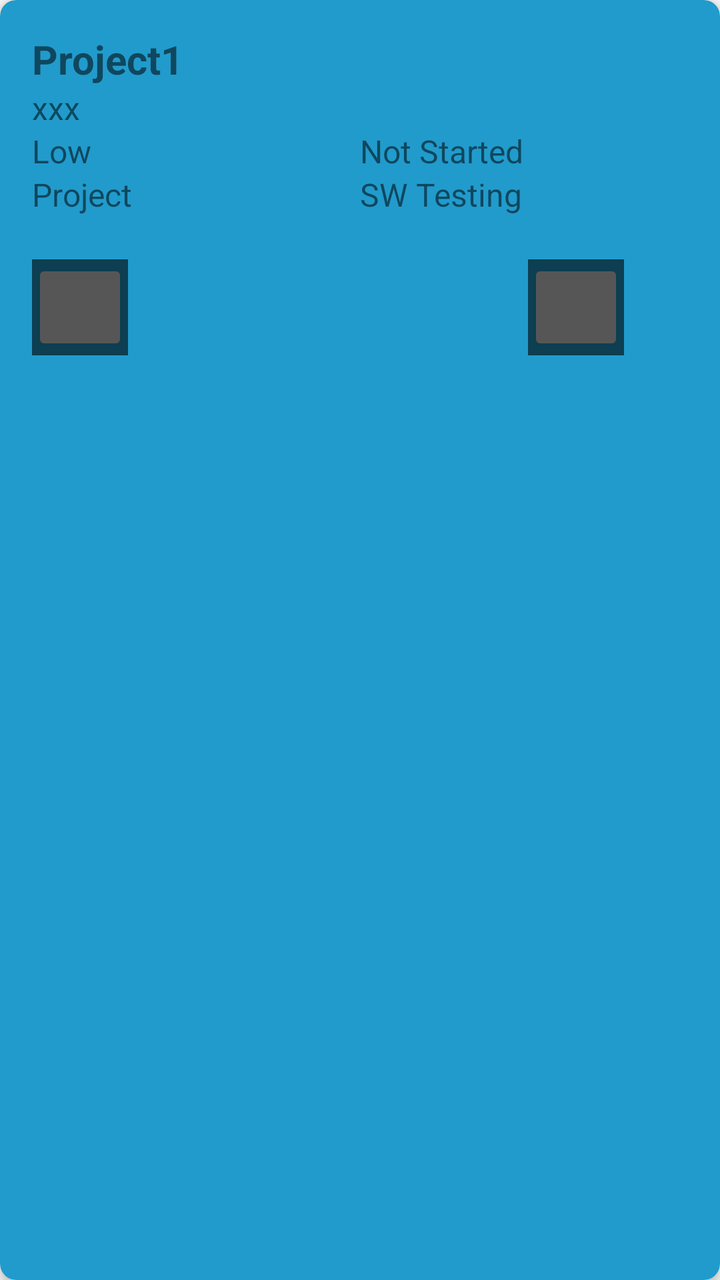
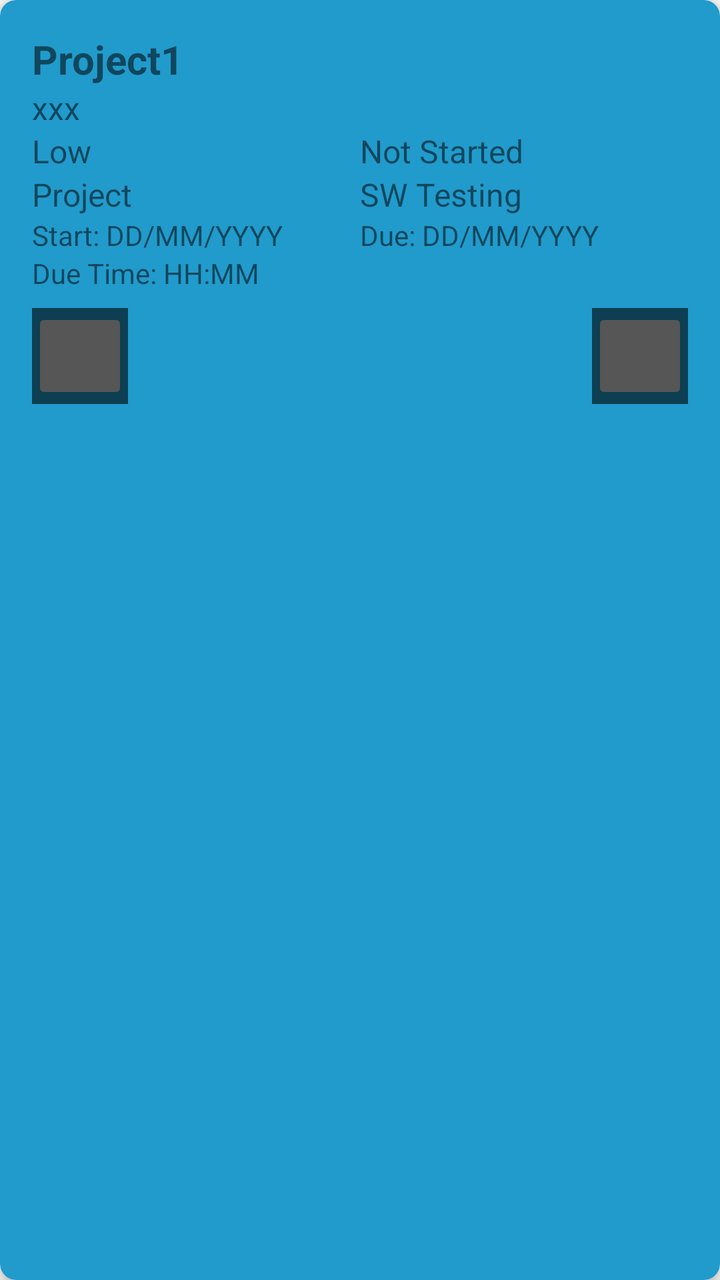

An Android layout rendered at two revisions. The XML below is the earlier revision; the diff shows what the commit changed to produce the second picture.
<!-- AndroidManifest.xml: application theme Theme.Design.Light.NoActionBar -->
<!-- res/layout/task_item_block.xml -->
<?xml version="1.0" encoding="utf-8"?>
<androidx.cardview.widget.CardView xmlns:android="http://schemas.android.com/apk/res/android"
    xmlns:app="http://schemas.android.com/apk/res-auto"
    android:id="@+id/taskCardView"
    android:layout_width="match_parent"
    android:layout_height="wrap_content"
    app:cardBackgroundColor="@color/material_dynamic_primary60"
    android:layout_margin="8dp"
    app:cardCornerRadius="8dp"
    android:layout_marginTop="8dp"
    android:layout_marginBottom="8dp"
    app:cardElevation="4dp">

    <LinearLayout
        android:layout_width="match_parent"
        android:layout_height="wrap_content"
        android:orientation="vertical"
        android:padding="16dp">

        <TextView
            android:id="@+id/taskNameTextView"
            android:layout_width="match_parent"
            android:layout_height="wrap_content"
            android:textSize="20sp"
            android:textStyle="bold"
            android:text="Project1" /> 

        <TextView
            android:id="@+id/taskDescriptionTextView"
            android:layout_width="match_parent"
            android:layout_height="wrap_content"
            android:textSize="16sp"
            android:text="xxx" /> 

        <LinearLayout
            android:layout_width="match_parent"
            android:layout_height="wrap_content"
            android:orientation="horizontal">

            <TextView
                android:id="@+id/taskPriorityTextView"
                android:layout_width="0dp"
                android:layout_height="wrap_content"
                android:layout_weight="1"
                android:textSize="16sp"
                android:text="Low" /> 

            <TextView
                android:id="@+id/taskStatusTextView"
                android:layout_width="0dp"
                android:layout_height="wrap_content"
                android:layout_weight="1"
                android:textSize="16sp"
                android:text="Not Started" /> 
        </LinearLayout>

        <LinearLayout
            android:layout_width="match_parent"
            android:layout_height="wrap_content"
            android:orientation="horizontal">

            <TextView
                android:id="@+id/taskProjectTextView"
                android:layout_width="0dp"
                android:layout_height="wrap_content"
                android:layout_weight="1"
                android:textSize="16sp"
                android:text="Project" /> 

            <TextView
                android:id="@+id/taskSubjectTextView"
                android:layout_width="0dp"
                android:layout_height="wrap_content"
                android:layout_weight="1"
                android:textSize="16sp"
                android:text="SW Testing" /> 
        </LinearLayout>

        <LinearLayout
            android:layout_width="match_parent"
            android:layout_height="wrap_content"
            android:orientation="horizontal">

            <TextView
                android:id="@+id/startDateTextView"
                android:layout_width="match_parent"
                android:layout_height="wrap_content"
                android:textSize = "16sp"/>

            <TextView
                android:id="@+id/dueDateTextView"
                android:layout_width = "0dp"
                android:layout_height = "wrap_content"/>
        </LinearLayout>

        <LinearLayout
            android:layout_width = "match_parent"
            android:layout_height = "wrap_content">

            <ImageButton
                android:id="@+id/editButton"
                android:contentDescription="TODO"
                app:tint="?attr/colorControlNormal"
                app:srcCompat="@drawable/edit"
                android:layout_width="48dp"
                android:layout_height="48dp"/>

            <Space
                android:id="@+id/space"
                android:layout_width = "200dp"
                android:layout_height = "wrap_content"/>

            <ImageButton
                android:id="@+id/deleteButton"
                android:layout_width="48dp"
                android:layout_height="48dp"
                android:contentDescription="TODO"
                app:tint="?attr/colorControlNormal"
                app:srcCompat="@drawable/tinytrash"/>
        </LinearLayout>
    </LinearLayout>
</androidx.cardview.widget.CardView>
<!-- resources referenced by this layout -->
<resources>
  <!-- drawable edit: png bitmap (drawable, 11974 bytes) -->
  <!-- drawable tinytrash: png bitmap (drawable, 16619 bytes) -->
</resources>

<!-- the commit's change to res/layout/task_item_block.xml (unified diff, before → after) -->
@@ -23,14 +23,14 @@
             android:layout_height="wrap_content"
             android:textSize="20sp"
             android:textStyle="bold"
-            android:text="Project1" /> 
+            android:text="Project1" />
 
         <TextView
             android:id="@+id/taskDescriptionTextView"
             android:layout_width="match_parent"
             android:layout_height="wrap_content"
             android:textSize="16sp"
-            android:text="xxx" /> 
+            android:text="xxx" />
 
         <LinearLayout
             android:layout_width="match_parent"
@@ -43,7 +43,7 @@
                 android:layout_height="wrap_content"
                 android:layout_weight="1"
                 android:textSize="16sp"
-                android:text="Low" /> 
+                android:text="Low" />
 
             <TextView
                 android:id="@+id/taskStatusTextView"
@@ -51,7 +51,7 @@
                 android:layout_height="wrap_content"
                 android:layout_weight="1"
                 android:textSize="16sp"
-                android:text="Not Started" /> 
+                android:text="Not Started" />
         </LinearLayout>
 
         <LinearLayout
@@ -65,7 +65,7 @@
                 android:layout_height="wrap_content"
                 android:layout_weight="1"
                 android:textSize="16sp"
-                android:text="Project" /> 
+                android:text="Project" />
 
             <TextView
                 android:id="@+id/taskSubjectTextView"
@@ -73,7 +73,7 @@
                 android:layout_height="wrap_content"
                 android:layout_weight="1"
                 android:textSize="16sp"
-                android:text="SW Testing" /> 
+                android:text="SW Testing" />
         </LinearLayout>
 
         <LinearLayout
@@ -83,38 +83,52 @@
 
             <TextView
                 android:id="@+id/startDateTextView"
-                android:layout_width="match_parent"
+                android:layout_width="0dp"
                 android:layout_height="wrap_content"
-                android:textSize = "16sp"/>
+                android:layout_weight="1"
+                android:textSize="14sp"
+                android:text="Start: DD/MM/YYYY" />
 
             <TextView
                 android:id="@+id/dueDateTextView"
-                android:layout_width = "0dp"
-                android:layout_height = "wrap_content"/>
+                android:layout_width="0dp"
+                android:layout_height="wrap_content"
+                android:layout_weight="1"
+                android:textSize="14sp"
+                android:text="Due: DD/MM/YYYY" />
         </LinearLayout>
 
+        <TextView
+            android:id="@+id/dueTimeTextView"
+            android:layout_width="match_parent"
+            android:layout_height="wrap_content"
+            android:textSize="14sp"
+            android:text="Due Time: HH:MM" />
+
         <LinearLayout
-            android:layout_width = "match_parent"
-            android:layout_height = "wrap_content">
+            android:layout_width="match_parent"
+            android:layout_height="wrap_content"
+            android:orientation="horizontal"
+            android:layout_marginTop="8dp">
 
             <ImageButton
                 android:id="@+id/editButton"
-                android:contentDescription="TODO"
+                android:layout_width="48dp"
+                android:layout_height="48dp"
+                android:contentDescription="Edit task"
                 app:tint="?attr/colorControlNormal"
-                app:srcCompat="@drawable/edit"
-                android:layout_width="48dp"
-                android:layout_height="48dp"/>
+                app:srcCompat="@drawable/edit"/>
 
             <Space
-                android:id="@+id/space"
-                android:layout_width = "200dp"
-                android:layout_height = "wrap_content"/>
+                android:layout_width="0dp"
+                android:layout_height="wrap_content"
+                android:layout_weight="1"/>
 
             <ImageButton
                 android:id="@+id/deleteButton"
                 android:layout_width="48dp"
                 android:layout_height="48dp"
-                android:contentDescription="TODO"
+                android:contentDescription="Delete task"
                 app:tint="?attr/colorControlNormal"
                 app:srcCompat="@drawable/tinytrash"/>
         </LinearLayout>
